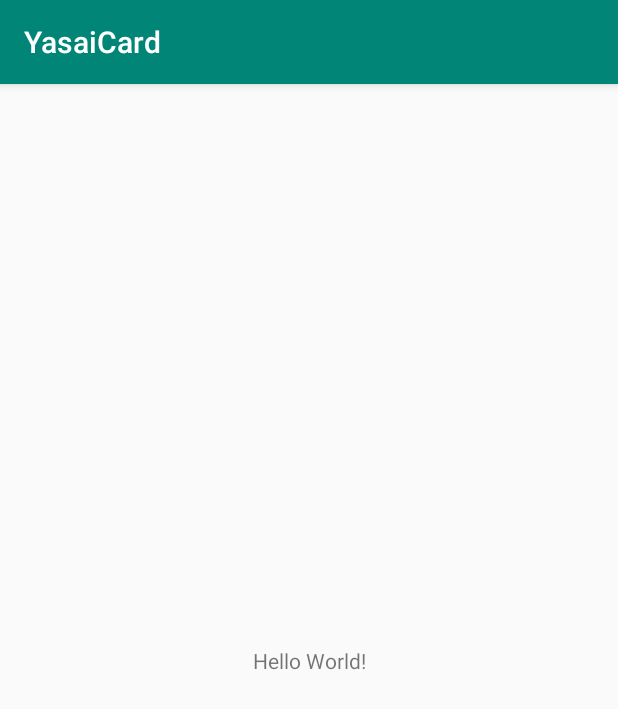
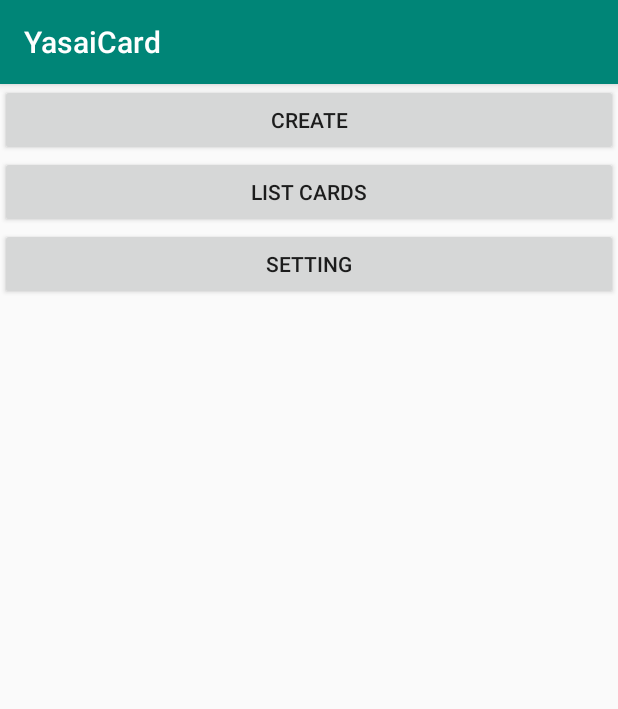
Before and after one commit to midorihana/YasaiCard, an Android app: the screen it shows after launch (MainActivity), on a phone screen of 412 x 824 dp. Shown: the top 709 px of the screen. Run offline under Robolectric (Android 15) with nearby library versions, the phone set to English and light mode, and no system bars.

Commit message:
Menu Screen update
Add button in menu Screen

```diff
--- a/app/build.gradle
+++ b/app/build.gradle
@@ -1,12 +1,11 @@
 apply plugin: 'com.android.application'
 
 android {
-    compileSdkVersion 29
-    buildToolsVersion "29.0.2"
+    compileSdkVersion 28
     defaultConfig {
         applicationId "com.example.yasaicard"
-        minSdkVersion 29
-        targetSdkVersion 29
+        minSdkVersion 21
+        targetSdkVersion 28
         versionCode 1
         versionName "1.0"
         testInstrumentationRunner "androidx.test.runner.AndroidJUnitRunner"
--- a/app/src/main/AndroidManifest.xml
+++ b/app/src/main/AndroidManifest.xml
@@ -2,7 +2,10 @@
 <manifest xmlns:android="http://schemas.android.com/apk/res/android"
     package="com.example.yasaicard">
 
+    <uses-permission android:name="android.permission.READ_EXTERNAL_STORAGE" />
+
     <application
+        android:name=".YasaiCardApp"
         android:allowBackup="true"
         android:icon="@mipmap/ic_launcher"
         android:label="@string/app_name"
--- a/app/src/main/java/com/example/yasaicard/MainActivity.java
+++ b/app/src/main/java/com/example/yasaicard/MainActivity.java
@@ -3,12 +3,47 @@ package com.example.yasaicard;
 import androidx.appcompat.app.AppCompatActivity;
 
 import android.os.Bundle;
+import android.view.View;
+import android.widget.Button;
 
-public class MainActivity extends AppCompatActivity {
+public class MainActivity extends AppCompatActivity implements View.OnClickListener{
+
+    private Button btnCreateNewCard;
+    private Button btnListCards;
+    private Button btnSetting;
 
     @Override
     protected void onCreate(Bundle savedInstanceState) {
         super.onCreate(savedInstanceState);
         setContentView(R.layout.activity_main);
+
+        // Flash Card Create Button
+        btnCreateNewCard = (Button) findViewById(R.id.btn_CreateFlashCard);
+        btnCreateNewCard.setOnClickListener(MainActivity.this);
+
+        // List Card Button
+        btnListCards = (Button) findViewById(R.id.btn_ListCard);
+        btnListCards.setOnClickListener(MainActivity.this);
+
+        // Setting Button
+        btnSetting = (Button) findViewById(R.id.btn_Setting);
+        btnSetting.setOnClickListener(MainActivity.this);
     }
+
+    @Override
+    public void onClick(View v) {
+
+        if (v == btnCreateNewCard) {
+            // Goto Create New Card Screen
+            // TODO ...
+        } else if ( v == btnListCards) {
+            // Goto ListCards Screen
+            // TODO ...
+
+        } else if( v == btnSetting) {
+            // Goto Setting Screen
+            // TODO ...
+        }
+    }
+
 }
--- /dev/null
+++ b/app/src/main/java/com/example/yasaicard/YasaiCardApp.java
@@ -0,0 +1,17 @@
+package com.example.yasaicard;
+
+import android.app.Application;
+import android.content.Context;
+
+public class YasaiCardApp extends Application {
+    private static Context context;
+
+    public static Context getContext() {
+        return context;
+    }
+
+    public void onCreate() {
+        super.onCreate();
+        YasaiCardApp.context = getApplicationContext();
+    }
+}
--- a/app/src/main/res/layout/activity_main.xml
+++ b/app/src/main/res/layout/activity_main.xml
@@ -6,13 +6,34 @@
     android:layout_height="match_parent"
     tools:context=".MainActivity">
 
-    <TextView
-        android:layout_width="wrap_content"
-        android:layout_height="wrap_content"
-        android:text="Hello World!"
-        app:layout_constraintBottom_toBottomOf="parent"
-        app:layout_constraintLeft_toLeftOf="parent"
-        app:layout_constraintRight_toRightOf="parent"
-        app:layout_constraintTop_toTopOf="parent" />
+    <LinearLayout
+        android:layout_width="match_parent"
+        android:layout_height="match_parent"
+        android:orientation="vertical">
+
+        <Button
+            android:id="@+id/btn_CreateFlashCard"
+            android:layout_width="match_parent"
+            android:layout_height="wrap_content"
+            android:layout_centerHorizontal="true"
+            android:layout_centerVertical="true"
+            android:text="Create" />
+
+        <Button
+            android:id="@+id/btn_ListCard"
+            android:layout_width="match_parent"
+            android:layout_height="wrap_content"
+            android:layout_centerHorizontal="true"
+            android:layout_centerVertical="true"
+            android:text="List Cards" />
+
+        <Button
+            android:id="@+id/btn_Setting"
+            android:layout_width="match_parent"
+            android:layout_height="wrap_content"
+            android:layout_centerHorizontal="true"
+            android:layout_centerVertical="true"
+            android:text="Setting" />
+    </LinearLayout>
 
 </androidx.constraintlayout.widget.ConstraintLayout>
```
